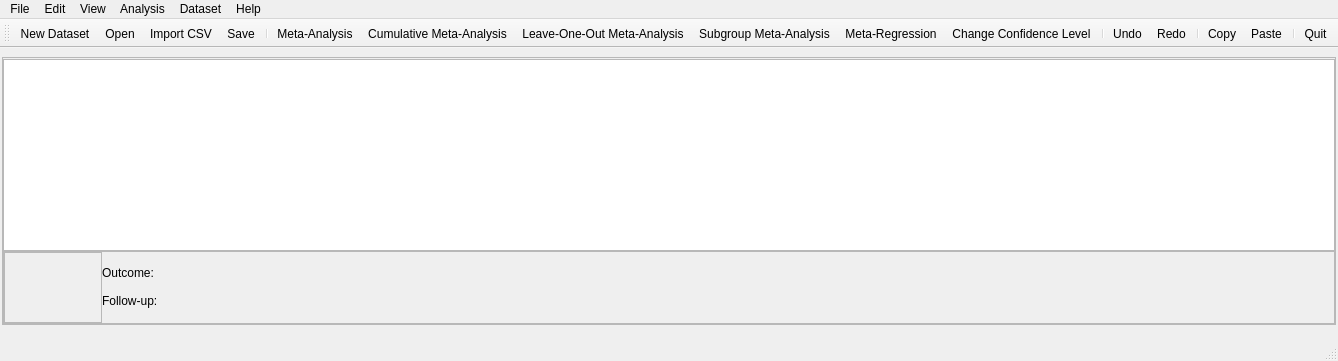
The window that src/rc_metastudio/forms/meta.ui (AliSalman-et-al/openmeta-analyst-community) describes before a commit, drawn with Qt 5.
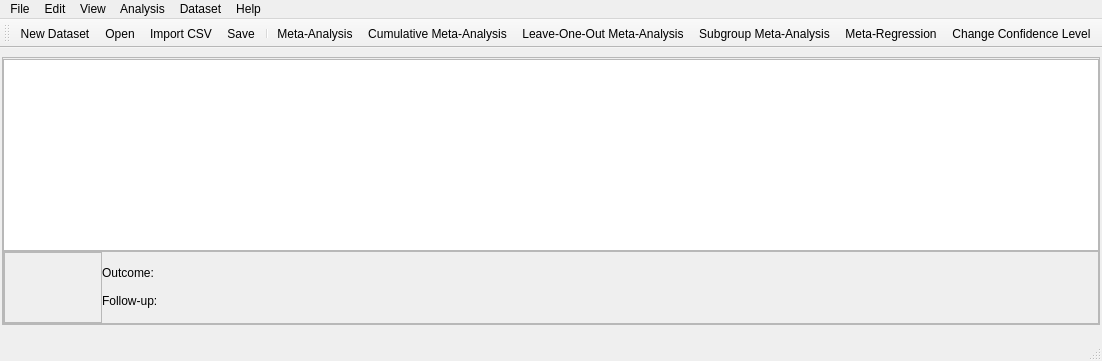
The same window after the commit. Icons and pictures are not drawn.

Commit message: Remove non-analysis actions from the main toolbar

```diff
--- a/src/rc_metastudio/forms/meta.ui
+++ b/src/rc_metastudio/forms/meta.ui
@@ -393,14 +393,6 @@
    <addaction name="action_subgroup_ma"/>
    <addaction name="action_meta_regression"/>
    <addaction name="action_change_conf_level"/>
-   <addaction name="separator"/>
-   <addaction name="action_undo"/>
-   <addaction name="action_redo"/>
-   <addaction name="separator"/>
-   <addaction name="action_copy"/>
-   <addaction name="action_paste"/>
-   <addaction name="separator"/>
-   <addaction name="action_quit"/>
   </widget>
   <action name="action_save">
    <property name="icon">
```
The commit also changes 1 other file.
